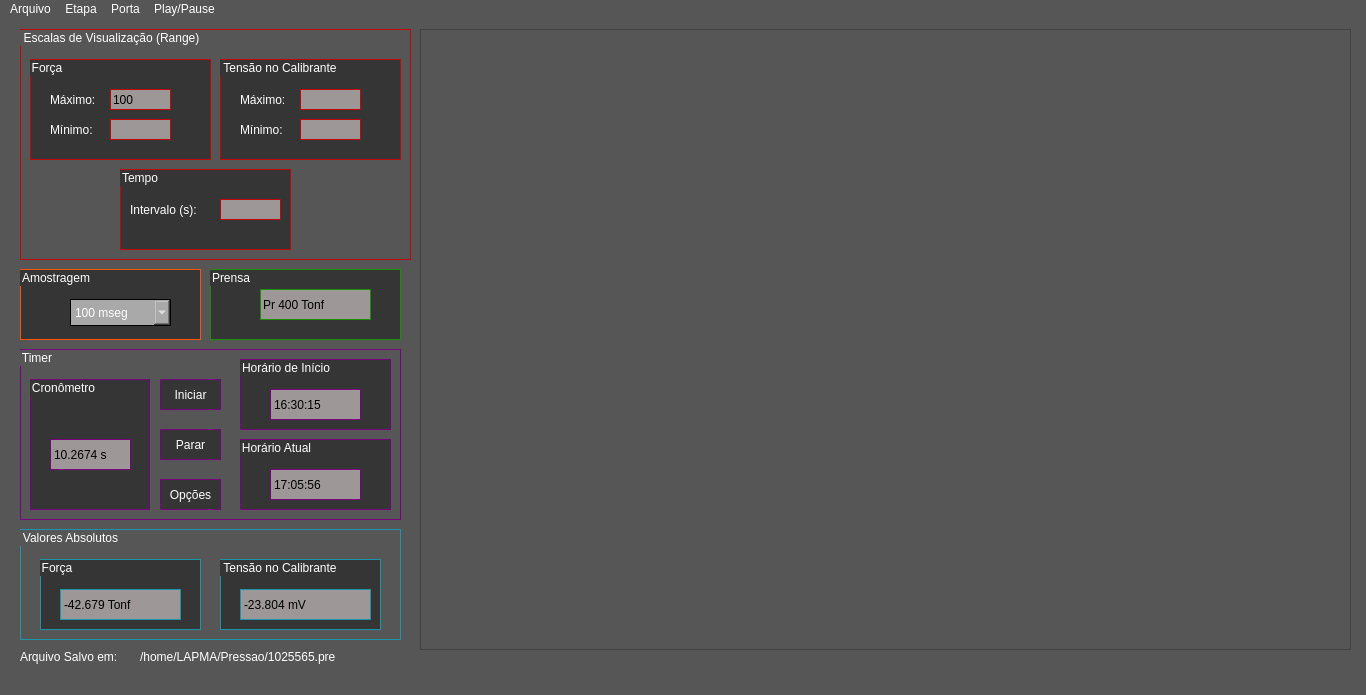
The window that Interface/Resources/CalibracaoP.ui (claudinoac/SADAPMAP) describes before a commit, drawn with Qt 5.
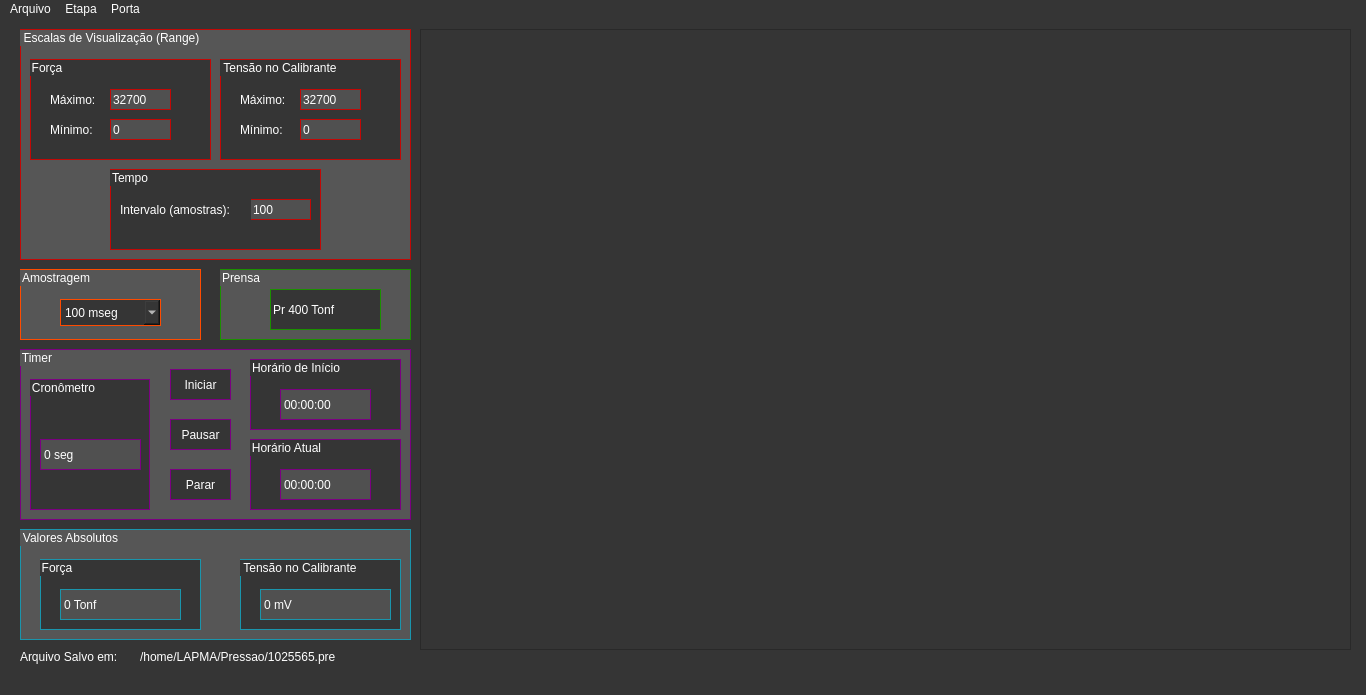
The same window after the commit.

Commit message: Implementados os timers e Eixos Y independentes

The edit to the form file:
```diff
--- a/Interface/Resources/CalibracaoP.ui
+++ b/Interface/Resources/CalibracaoP.ui
@@ -20,7 +20,7 @@
    <string>SADAMAP - Análise de Dados: Etapa 1 - Calibração de Pressão</string>
   </property>
   <property name="styleSheet">
-   <string notr="true">background-color:rgb(86, 86, 86);
+   <string notr="true">background-color:rgb(53, 53, 53);
 color: rgb(255,255,255);</string>
   </property>
   <widget class="QWidget" name="centralWidget">
@@ -42,6 +42,18 @@
       <verstretch>0</verstretch>
      </sizepolicy>
     </property>
+    <property name="verticalScrollBarPolicy">
+     <enum>Qt::ScrollBarAlwaysOff</enum>
+    </property>
+    <property name="horizontalScrollBarPolicy">
+     <enum>Qt::ScrollBarAlwaysOff</enum>
+    </property>
+    <property name="sizeAdjustPolicy">
+     <enum>QAbstractScrollArea::AdjustToContents</enum>
+    </property>
+    <property name="alignment">
+     <set>Qt::AlignBottom|Qt::AlignHCenter</set>
+    </property>
    </widget>
    <widget class="QGroupBox" name="escalaBox">
     <property name="geometry">
@@ -103,11 +115,11 @@
        </rect>
       </property>
       <property name="styleSheet">
-       <string notr="true">color:rgb(0,0,0);
-background-color: rgb(158, 151, 151);</string>
+       <string notr="true">background-color: rgb(80,80,80);
+color:rgb(255,255,255);</string>
       </property>
       <property name="text">
-       <string>100</string>
+       <string>32700</string>
       </property>
      </widget>
      <widget class="QLabel" name="f_max_label">
@@ -152,8 +164,11 @@
        </rect>
       </property>
       <property name="styleSheet">
-       <string notr="true">color:rgb(0,0,0);
-background-color: rgb(158, 151, 151);</string>
+       <string notr="true">background-color: rgb(80,80,80);
+color:rgb(255,255,255);</string>
+      </property>
+      <property name="text">
+       <string>0</string>
       </property>
      </widget>
     </widget>
@@ -182,8 +197,11 @@
        </rect>
       </property>
       <property name="styleSheet">
-       <string notr="true">color:rgb(0,0,0);
-background-color: rgb(158, 151, 151);</string>
+       <string notr="true">background-color: rgb(80,80,80);
+color:rgb(255,255,255);</string>
+      </property>
+      <property name="text">
+       <string>32700</string>
       </property>
      </widget>
      <widget class="QLabel" name="p_max_label">
@@ -228,17 +246,20 @@
        </rect>
       </property>
       <property name="styleSheet">
-       <string notr="true">color:rgb(0,0,0);
-background-color: rgb(158, 151, 151);</string>
+       <string notr="true">background-color: rgb(80,80,80);
+color:rgb(255,255,255);</string>
+      </property>
+      <property name="text">
+       <string>0</string>
       </property>
      </widget>
     </widget>
     <widget class="QGroupBox" name="tempoGBox">
      <property name="geometry">
       <rect>
-       <x>100</x>
+       <x>90</x>
        <y>140</y>
-       <width>171</width>
+       <width>211</width>
        <height>81</height>
       </rect>
      </property>
@@ -251,15 +272,18 @@
      <widget class="QLineEdit" name="t_max">
       <property name="geometry">
        <rect>
-        <x>100</x>
+        <x>140</x>
         <y>30</y>
         <width>61</width>
         <height>21</height>
        </rect>
       </property>
       <property name="styleSheet">
-       <string notr="true">color:rgb(0,0,0);
-background-color: rgb(158, 151, 151);</string>
+       <string notr="true">background-color: rgb(80,80,80);
+color:rgb(255,255,255);</string>
+      </property>
+      <property name="text">
+       <string>100</string>
       </property>
      </widget>
      <widget class="QLabel" name="t_max_label">
@@ -267,7 +291,7 @@
        <rect>
         <x>10</x>
         <y>30</y>
-        <width>81</width>
+        <width>131</width>
         <height>21</height>
        </rect>
       </property>
@@ -275,7 +299,7 @@
        <string notr="true">border: rgb(255,255,255)</string>
       </property>
       <property name="text">
-       <string>Intervalo (s):</string>
+       <string>Intervalo (amostras):</string>
       </property>
      </widget>
     </widget>
@@ -290,9 +314,9 @@
      </rect>
     </property>
     <property name="styleSheet">
-     <string notr="true">background-color:rgb(53, 53, 53);
-border:1px solid rgb(255, 83, 0);
-color: rgb(255,255,255);</string>
+     <string notr="true">background-color: rgb(86, 86, 86);
+border: 1px solid rgb(255, 75, 0);
+color: rgb(255, 255, 255);</string>
     </property>
     <property name="title">
      <string>Amostragem</string>
@@ -300,17 +324,14 @@
     <widget class="QComboBox" name="amostragemCBox">
      <property name="geometry">
       <rect>
-       <x>50</x>
+       <x>40</x>
        <y>30</y>
        <width>101</width>
        <height>27</height>
       </rect>
      </property>
      <property name="styleSheet">
-      <string notr="true">border-color: rgb(0,0,0);
-background-color: rgb(169, 169, 169);
-
-</string>
+      <string notr="true">background-color:rgb(53, 53, 53)</string>
      </property>
      <item>
       <property name="text">
@@ -364,12 +385,13 @@
      <rect>
       <x>20</x>
       <y>330</y>
-      <width>381</width>
+      <width>391</width>
       <height>171</height>
      </rect>
     </property>
     <property name="styleSheet">
-     <string notr="true">border:1px solid rgb(123, 0, 129);</string>
+     <string notr="true">border:1px solid rgb(123, 0, 129);
+background-color: rgb(86, 86, 86);</string>
     </property>
     <property name="title">
      <string>Timer</string>
@@ -377,24 +399,8 @@
     <widget class="QPushButton" name="timerOptionButton">
      <property name="geometry">
       <rect>
-       <x>140</x>
-       <y>130</y>
-       <width>61</width>
-       <height>31</height>
-      </rect>
-     </property>
-     <property name="styleSheet">
-      <string notr="true">background-color:rgb(53, 53, 53)</string>
-     </property>
-     <property name="text">
-      <string>Opções</string>
-     </property>
-    </widget>
-    <widget class="QPushButton" name="initTimerButton">
-     <property name="geometry">
-      <rect>
-       <x>140</x>
-       <y>30</y>
+       <x>150</x>
+       <y>20</y>
        <width>61</width>
        <height>31</height>
       </rect>
@@ -424,26 +430,26 @@
      <widget class="QLabel" name="cronometroLabel">
       <property name="geometry">
        <rect>
-        <x>20</x>
+        <x>10</x>
         <y>60</y>
-        <width>81</width>
+        <width>101</width>
         <height>31</height>
        </rect>
       </property>
       <property name="styleSheet">
-       <string notr="true">background-color: rgb(158, 151, 151);
-color:rgb(0, 0, 0);
+       <string notr="true">background-color: rgb(80,80,80);
+color:rgb(255,255,255);
 font: 75 12pt &quot;Noto Serif&quot;;</string>
       </property>
       <property name="text">
-       <string>10.2674 s</string>
+       <string>0 seg</string>
       </property>
      </widget>
     </widget>
     <widget class="QGroupBox" name="horaInicGBox">
      <property name="geometry">
       <rect>
-       <x>220</x>
+       <x>230</x>
        <y>10</y>
        <width>151</width>
        <height>71</height>
@@ -465,19 +471,19 @@
        </rect>
       </property>
       <property name="styleSheet">
-       <string notr="true">background-color: rgb(158, 151, 151);
-color:rgb(0, 0, 0);
+       <string notr="true">background-color: rgb(80,80,80);
+color:rgb(255,255,255);
 font: 14pt &quot;Noto Serif&quot;;</string>
       </property>
       <property name="text">
-       <string>16:30:15</string>
+       <string>00:00:00</string>
       </property>
      </widget>
     </widget>
     <widget class="QGroupBox" name="horaAtualGBox">
      <property name="geometry">
       <rect>
-       <x>220</x>
+       <x>230</x>
        <y>90</y>
        <width>151</width>
        <height>71</height>
@@ -499,20 +505,20 @@
        </rect>
       </property>
       <property name="styleSheet">
-       <string notr="true">background-color: rgb(158, 151, 151);
-color:rgb(0, 0, 0);
+       <string notr="true">background-color: rgb(80,80,80);
+color:rgb(255,255,255);
 font: 14pt &quot;Noto Serif&quot;;</string>
       </property>
       <property name="text">
-       <string>17:05:56</string>
+       <string>00:00:00</string>
       </property>
      </widget>
     </widget>
     <widget class="QPushButton" name="stopTimerButton">
      <property name="geometry">
       <rect>
-       <x>140</x>
-       <y>80</y>
+       <x>150</x>
+       <y>120</y>
        <width>61</width>
        <height>31</height>
       </rect>
@@ -524,11 +530,27 @@
       <string>Parar</string>
      </property>
     </widget>
+    <widget class="QPushButton" name="pauseTimerButton">
+     <property name="geometry">
+      <rect>
+       <x>150</x>
+       <y>70</y>
+       <width>61</width>
+       <height>31</height>
+      </rect>
+     </property>
+     <property name="styleSheet">
+      <string notr="true">background-color:rgb(53, 53, 53)</string>
+     </property>
+     <property name="text">
+      <string>Pausar</string>
+     </property>
+    </widget>
    </widget>
    <widget class="QGroupBox" name="prensaNameGBox">
     <property name="geometry">
      <rect>
-      <x>210</x>
+      <x>220</x>
       <y>250</y>
       <width>191</width>
       <height>71</height>
@@ -536,7 +558,7 @@
     </property>
     <property name="styleSheet">
      <string notr="true">border: 1px solid rgb(27, 144, 0);
-background-color:rgb(53, 53, 53)</string>
+background-color: rgb(86, 86, 86);</string>
     </property>
     <property name="title">
      <string>Prensa</string>
@@ -547,13 +569,13 @@
        <x>50</x>
        <y>20</y>
        <width>111</width>
-       <height>31</height>
+       <height>41</height>
       </rect>
      </property>
      <property name="styleSheet">
       <string notr="true">font: 12pt &quot;Noto Serif&quot;;
-color:rgb(0,0,0);
-background-color: rgb(158, 151, 151);</string>
+background-color:rgb(53, 53, 53);
+color:rgb(255,255,255);</string>
      </property>
      <property name="text">
       <string>Pr 400 Tonf</string>
@@ -565,12 +587,13 @@
      <rect>
       <x>20</x>
       <y>510</y>
-      <width>381</width>
+      <width>391</width>
       <height>111</height>
      </rect>
     </property>
     <property name="styleSheet">
-     <string notr="true">border: 1px solid rgb(26, 149, 172)</string>
+     <string notr="true">border: 1px solid rgb(26, 149, 172);
+background-color: rgb(86, 86, 86);</string>
     </property>
     <property name="title">
      <string>Valores Absolutos</string>
@@ -600,19 +623,19 @@
        </rect>
       </property>
       <property name="styleSheet">
-       <string notr="true">background-color: rgb(158, 151, 151);
-color:rgb(0, 0, 0);
+       <string notr="true">background-color: rgb(80,80,80);
+color:rgb(255,255,255);
 font: 14pt &quot;Noto Serif&quot;;</string>
       </property>
       <property name="text">
-       <string>-42.679 Tonf</string>
+       <string>0 Tonf</string>
       </property>
      </widget>
     </widget>
     <widget class="QGroupBox" name="calibranteGBox">
      <property name="geometry">
       <rect>
-       <x>200</x>
+       <x>220</x>
        <y>30</y>
        <width>161</width>
        <height>71</height>
@@ -634,12 +657,12 @@
        </rect>
       </property>
       <property name="styleSheet">
-       <string notr="true">background-color: rgb(158, 151, 151);
-color:rgb(0, 0, 0);
+       <string notr="true">background-color: rgb(80,80,80);
+color:rgb(255,255,255);
 font: 14pt &quot;Noto Serif&quot;;</string>
       </property>
       <property name="text">
-       <string>-23.804 mV</string>
+       <string>0 mV</string>
       </property>
      </widget>
     </widget>
@@ -701,15 +724,9 @@
      <string>Porta</string>
     </property>
    </widget>
-   <widget class="QMenu" name="menuPlay_Pause">
-    <property name="title">
-     <string>Play/Pause</string>
-    </property>
-   </widget>
    <addaction name="menuArquivo"/>
    <addaction name="menuEtapa"/>
    <addaction name="menuPorta"/>
-   <addaction name="menuPlay_Pause"/>
   </widget>
   <widget class="QStatusBar" name="menuStatusBar"/>
   <action name="alternaCalibraP">
```
Left out of the diff: 44 changed lines with no effect on the pictures. The commit also changes 6 other files.
